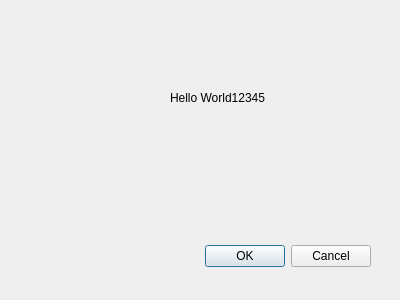
Old version of the form Code/TestPlugin/ui_testplugin.ui in the repository QGIS-Unibern/TestPlugin.
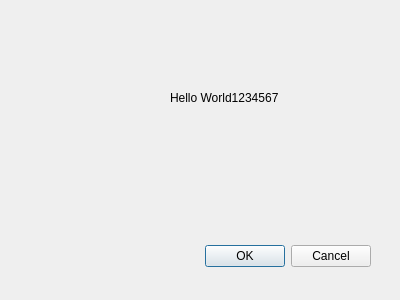
New version of the form.

Patch:
```diff
--- a/Code/TestPlugin/ui_testplugin.ui
+++ b/Code/TestPlugin/ui_testplugin.ui
@@ -39,7 +39,7 @@
     </rect>
    </property>
    <property name="text">
-    <string>Hello World12345</string>
+    <string>Hello World1234567</string>
    </property>
   </widget>
  </widget>
```
